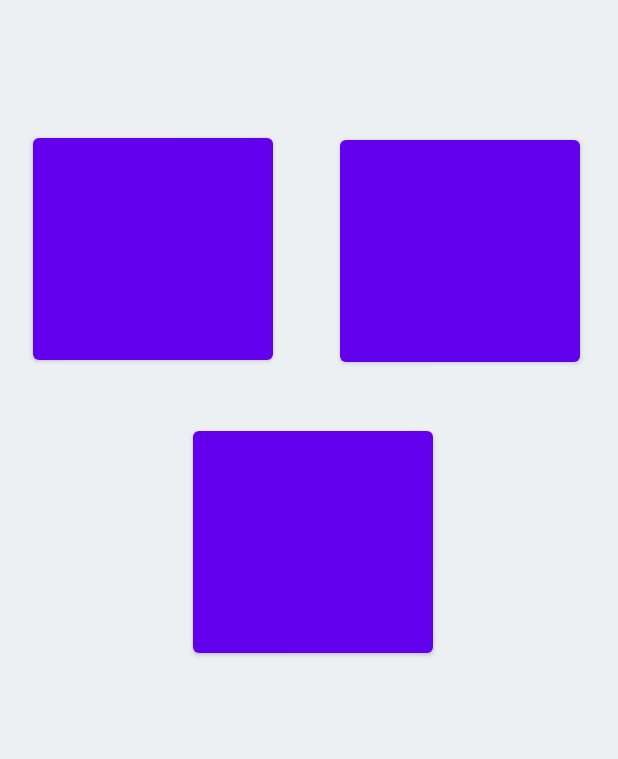
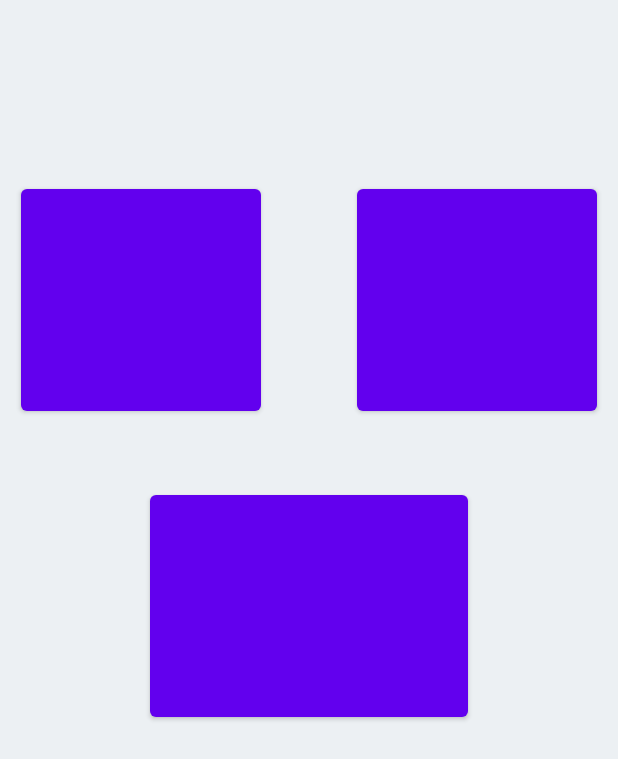
Before and after one commit to IShetkoI/Wine, an Android app: the fragment Home shown on its own in the app's theme, on a phone screen of 412 x 824 dp. Shown: the top 759 px of the screen. Run offline under Robolectric (Android 15) with nearby library versions, the light colour scheme and no system bars; plain views replace NeumorphImageButton.

Commit message:
Update fragment_home.xml
Визуал фрагмента главного меню

```diff
--- a/Wine_Android/app/src/main/res/layout/fragment_home.xml
+++ b/Wine_Android/app/src/main/res/layout/fragment_home.xml
@@ -11,49 +11,53 @@
     <RelativeLayout
         android:id="@+id/main_holder"
         android:layout_width="match_parent"
-        android:layout_height="465dp"
-        android:layout_marginTop="28dp"
+        android:layout_height="600dp"
         app:layout_constraintStart_toStartOf="parent"
         app:layout_constraintTop_toTopOf="parent"
         tools:context=".Home">
 
         <soup.neumorphism.NeumorphImageButton
+            android:id="@+id/bThermometer"
             style="@style/Widget.Neumorph.ImageButton"
-            android:id="@+id/bThermometer"
             android:layout_width="160dp"
             android:layout_height="160dp"
             android:layout_alignParentStart="true"
             android:layout_alignParentTop="true"
-            android:layout_marginStart="22dp"
-            android:layout_marginTop="58dp"
+            android:layout_marginStart="14dp"
+            android:layout_marginTop="120dp"
             android:scaleType="fitCenter"
             android:src="@drawable/ic_thermometer"
+            app:neumorph_shadowColorDark="#43556F9A"
             tools:ignore="SpeakableTextPresentCheck" />
 
         <soup.neumorphism.NeumorphImageButton
+            android:id="@+id/bHumidity"
             style="@style/Widget.Neumorph.ImageButton"
-            android:id="@+id/bHumidity"
             android:layout_width="160dp"
             android:layout_height="160dp"
             android:layout_alignParentTop="true"
             android:layout_alignParentEnd="true"
-            android:layout_marginTop="59dp"
-            android:layout_marginEnd="25dp"
+            android:layout_marginTop="120dp"
+            android:layout_marginEnd="14dp"
             android:scaleType="fitCenter"
             android:src="@drawable/ic_humidity"
+            app:neumorph_shadowColorDark="#43556F9A"
             tools:ignore="SpeakableTextPresentCheck" />
 
         <soup.neumorphism.NeumorphImageButton
+            android:id="@+id/bDistance"
             style="@style/Widget.Neumorph.ImageButton"
-            android:id="@+id/bDistance"
             android:layout_width="160dp"
             android:layout_height="160dp"
+            android:layout_alignParentStart="true"
             android:layout_alignParentEnd="true"
             android:layout_alignParentBottom="true"
-            android:layout_marginEnd="123dp"
-            android:layout_marginBottom="52dp"
+            android:layout_marginStart="100dp"
+            android:layout_marginEnd="100dp"
+            android:layout_marginBottom="116dp"
             android:scaleType="fitCenter"
             android:src="@drawable/ic_distance"
+            app:neumorph_shadowColorDark="#43556F9A"
             tools:ignore="SpeakableTextPresentCheck" />
 
 
```
